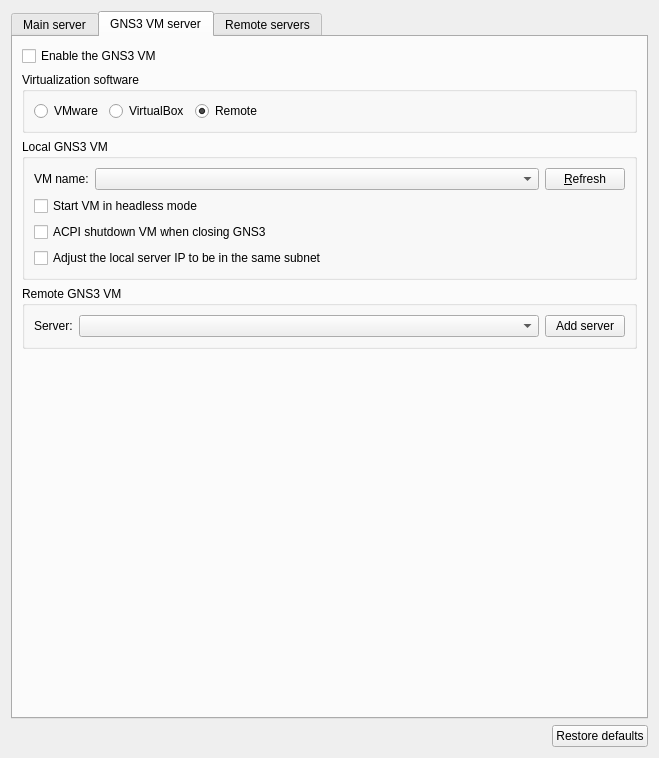
Qt form gns3/ui/server_preferences_page.ui (GNS3/gns3-gui) before a commit.
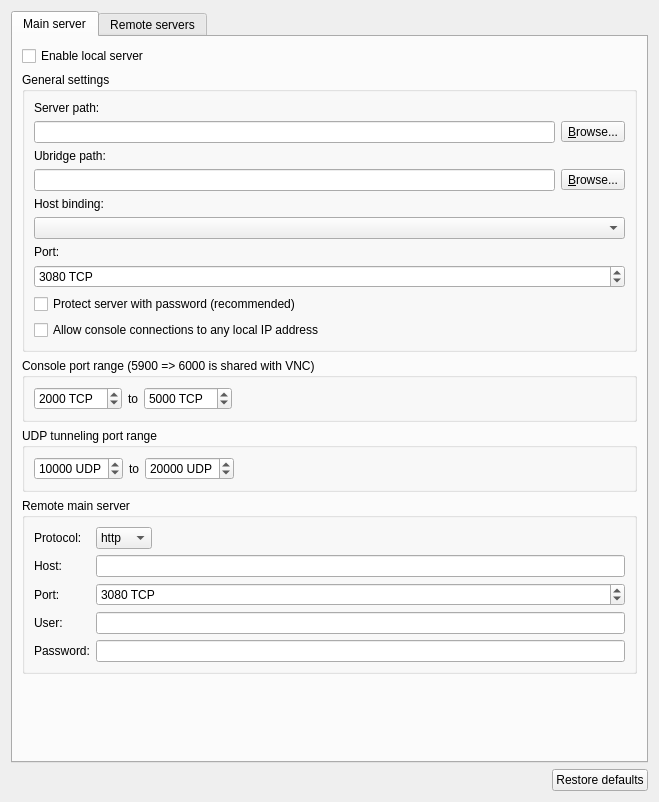
The same form after that commit. The open tabs and pages were chosen to show the change.

Commit message:
Send GNS3 VM settings from the GUI
Fix #1441

Patch:
```diff
--- a/gns3/ui/server_preferences_page.ui
+++ b/gns3/ui/server_preferences_page.ui
@@ -7,7 +7,7 @@
     <x>0</x>
     <y>0</y>
     <width>659</width>
-    <height>758</height>
+    <height>802</height>
    </rect>
   </property>
   <property name="sizePolicy">
@@ -404,223 +404,6 @@
       <zorder>verticalSpacer</zorder>
       <zorder>uiRemoteMainServerGroupBox</zorder>
      </widget>
-     <widget class="QWidget" name="uiGNS3VMTabWidget">
-      <property name="sizePolicy">
-       <sizepolicy hsizetype="Preferred" vsizetype="MinimumExpanding">
-        <horstretch>0</horstretch>
-        <verstretch>0</verstretch>
-       </sizepolicy>
-      </property>
-      <attribute name="title">
-       <string>GNS3 VM server</string>
-      </attribute>
-      <layout class="QVBoxLayout" name="verticalLayout">
-       <item>
-        <widget class="QCheckBox" name="uiEnableVMCheckBox">
-         <property name="sizePolicy">
-          <sizepolicy hsizetype="Minimum" vsizetype="Fixed">
-           <horstretch>0</horstretch>
-           <verstretch>0</verstretch>
-          </sizepolicy>
-         </property>
-         <property name="minimumSize">
-          <size>
-           <width>0</width>
-           <height>0</height>
-          </size>
-         </property>
-         <property name="text">
-          <string>Enable the GNS3 VM</string>
-         </property>
-         <property name="checked">
-          <bool>false</bool>
-         </property>
-        </widget>
-       </item>
-       <item>
-        <widget class="QGroupBox" name="uiVirtualizationGroupBox">
-         <property name="title">
-          <string>Virtualization software</string>
-         </property>
-         <layout class="QGridLayout" name="gridLayout_7">
-          <item row="0" column="0">
-           <widget class="QRadioButton" name="uiVmwareRadioButton">
-            <property name="toolTip">
-             <string>VMware is recommended to run Qemu based appliances (required for KVM).</string>
-            </property>
-            <property name="text">
-             <string>VMware</string>
-            </property>
-            <property name="checked">
-             <bool>false</bool>
-            </property>
-            <attribute name="buttonGroup">
-             <string notr="true">buttonGroup</string>
-            </attribute>
-           </widget>
-          </item>
-          <item row="0" column="1">
-           <widget class="QRadioButton" name="uiVirtualBoxRadioButton">
-            <property name="toolTip">
-             <string>Use VirtualBox if you intend to run Dynamips, IOU or VPCS appliances.</string>
-            </property>
-            <property name="text">
-             <string>VirtualBox</string>
-            </property>
-            <attribute name="buttonGroup">
-             <string notr="true">buttonGroup</string>
-            </attribute>
-           </widget>
-          </item>
-          <item row="0" column="2">
-           <widget class="QRadioButton" name="uiRemoteRadioButton">
-            <property name="toolTip">
-             <string>Use remote if your VM is run on a remote server (e.g. ESXi or dedicated server).</string>
-            </property>
-            <property name="text">
-             <string>Remote</string>
-            </property>
-            <property name="checked">
-             <bool>true</bool>
-            </property>
-            <attribute name="buttonGroup">
-             <string notr="true">buttonGroup</string>
-            </attribute>
-           </widget>
-          </item>
-          <item row="0" column="3">
-           <spacer name="horizontalSpacer_5">
-            <property name="orientation">
-             <enum>Qt::Horizontal</enum>
-            </property>
-            <property name="sizeHint" stdset="0">
-             <size>
-              <width>166</width>
-              <height>20</height>
-             </size>
-            </property>
-           </spacer>
-          </item>
-         </layout>
-        </widget>
-       </item>
-       <item>
-        <widget class="QGroupBox" name="uiLocalGNS3VMSettingsGroupBox">
-         <property name="title">
-          <string>Local GNS3 VM</string>
-         </property>
-         <layout class="QGridLayout" name="gridLayout_2">
-          <item row="0" column="0">
-           <widget class="QLabel" name="uiVMNameLabel">
-            <property name="text">
-             <string>VM name:</string>
-            </property>
-           </widget>
-          </item>
-          <item row="0" column="1">
-           <widget class="QComboBox" name="uiVMListComboBox">
-            <property name="sizePolicy">
-             <sizepolicy hsizetype="Expanding" vsizetype="Fixed">
-              <horstretch>0</horstretch>
-              <verstretch>0</verstretch>
-             </sizepolicy>
-            </property>
-           </widget>
-          </item>
-          <item row="0" column="2">
-           <widget class="QPushButton" name="uiRefreshPushButton">
-            <property name="text">
-             <string>&amp;Refresh</string>
-            </property>
-           </widget>
-          </item>
-          <item row="1" column="0" colspan="2">
-           <widget class="QCheckBox" name="uiHeadlessCheckBox">
-            <property name="text">
-             <string>Start VM in headless mode</string>
-            </property>
-           </widget>
-          </item>
-          <item row="2" column="0" colspan="2">
-           <widget class="QCheckBox" name="uiShutdownCheckBox">
-            <property name="text">
-             <string>ACPI shutdown VM when closing GNS3</string>
-            </property>
-           </widget>
-          </item>
-          <item row="3" column="0" colspan="2">
-           <widget class="QCheckBox" name="uiAdjustLocalServerIPCheckBox">
-            <property name="text">
-             <string>Adjust the local server IP to be in the same subnet</string>
-            </property>
-           </widget>
-          </item>
-         </layout>
-        </widget>
-       </item>
-       <item>
-        <widget class="QGroupBox" name="uiRemoteGNS3VMSettingsGroupBox">
-         <property name="layoutDirection">
-          <enum>Qt::LeftToRight</enum>
-         </property>
-         <property name="title">
-          <string>Remote GNS3 VM</string>
-         </property>
-         <property name="flat">
-          <bool>false</bool>
-         </property>
-         <layout class="QHBoxLayout" name="horizontalLayout_4">
-          <property name="sizeConstraint">
-           <enum>QLayout::SetDefaultConstraint</enum>
-          </property>
-          <item>
-           <widget class="QLabel" name="label">
-            <property name="sizePolicy">
-             <sizepolicy hsizetype="Preferred" vsizetype="Preferred">
-              <horstretch>0</horstretch>
-              <verstretch>0</verstretch>
-             </sizepolicy>
-            </property>
-            <property name="text">
-             <string>Server:</string>
-            </property>
-           </widget>
-          </item>
-          <item>
-           <widget class="QComboBox" name="uiServersComboBox">
-            <property name="sizePolicy">
-             <sizepolicy hsizetype="Expanding" vsizetype="Fixed">
-              <horstretch>0</horstretch>
-              <verstretch>0</verstretch>
-             </sizepolicy>
-            </property>
-           </widget>
-          </item>
-          <item>
-           <widget class="QPushButton" name="uiAddServerPushButton">
-            <property name="text">
-             <string>Add server</string>
-            </property>
-           </widget>
-          </item>
-         </layout>
-        </widget>
-       </item>
-       <item>
-        <spacer name="verticalSpacer_2">
-         <property name="orientation">
-          <enum>Qt::Vertical</enum>
-         </property>
-         <property name="sizeHint" stdset="0">
-          <size>
-           <width>20</width>
-           <height>5</height>
-          </size>
-         </property>
-        </spacer>
-       </item>
-      </layout>
-     </widget>
      <widget class="QWidget" name="uiRemoteTabWidget">
       <property name="sizePolicy">
        <sizepolicy hsizetype="Preferred" vsizetype="MinimumExpanding">
```
Left out of the diff: 3 changed lines with no effect on the pictures. The commit also changes 10 other files.
